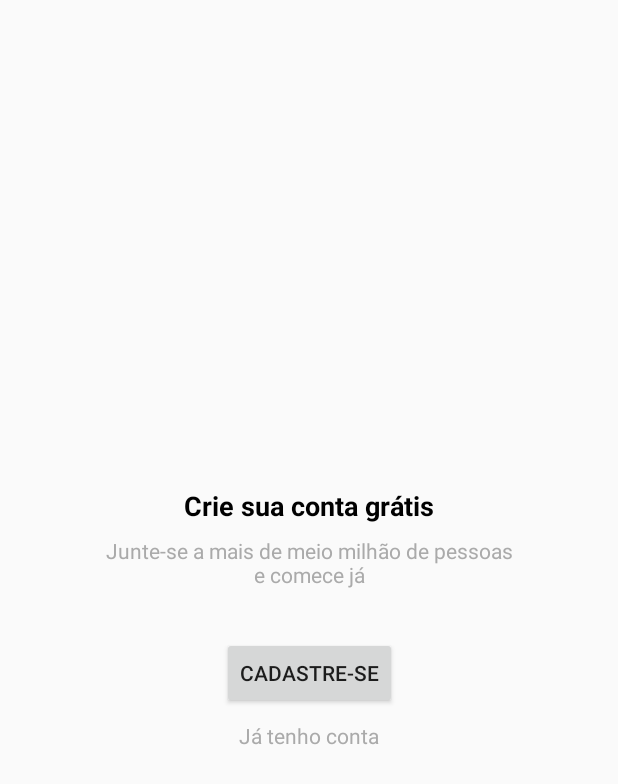
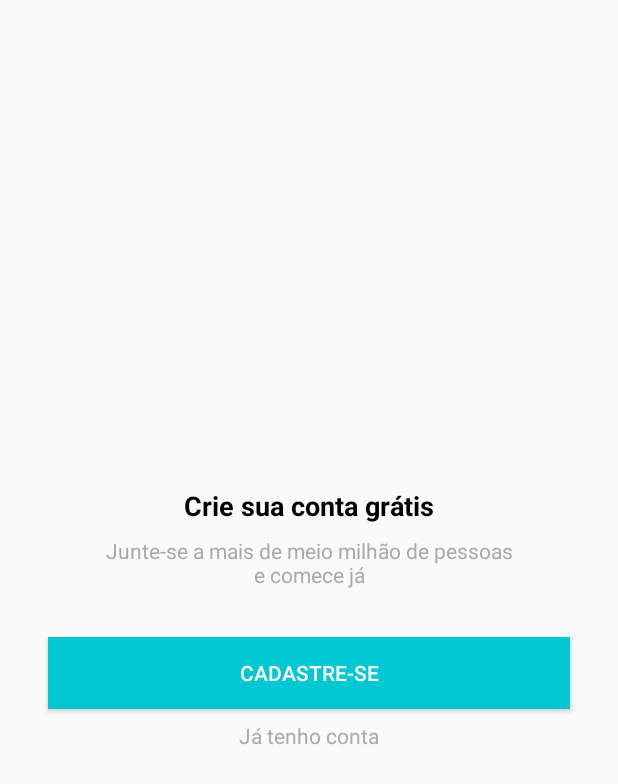
Before and after one commit to juniormargalho/organizze, an Android app: the layout intro_cadastro.xml on its own in the app's theme, with its tools: preview values and no code run, on a phone screen of 412 x 824 dp. Shown: the top 784 px of the screen. Run offline under Robolectric (Android 15) with nearby library versions, the phone set to English and light mode, and no system bars.

```diff
--- a/app/src/main/res/layout/activity_cadastro.xml
+++ b/app/src/main/res/layout/activity_cadastro.xml
@@ -85,7 +85,9 @@
         android:layout_marginTop="16dp"
         android:layout_marginEnd="32dp"
         android:layout_marginRight="32dp"
+        android:background="@color/colorPrimary"
         android:text="Cadastrar"
+        android:textColor="@android:color/white"
         app:layout_constraintBottom_toTopOf="@+id/textView7"
         app:layout_constraintEnd_toEndOf="parent"
         app:layout_constraintStart_toStartOf="parent"
--- a/app/src/main/res/layout/activity_login.xml
+++ b/app/src/main/res/layout/activity_login.xml
@@ -66,7 +66,9 @@
         android:layout_marginTop="16dp"
         android:layout_marginEnd="32dp"
         android:layout_marginRight="32dp"
+        android:background="@color/colorPrimary"
         android:text="Entrar"
+        android:textColor="@android:color/white"
         app:layout_constraintBottom_toBottomOf="parent"
         app:layout_constraintEnd_toEndOf="parent"
         app:layout_constraintStart_toStartOf="parent"
--- a/app/src/main/res/layout/intro_cadastro.xml
+++ b/app/src/main/res/layout/intro_cadastro.xml
@@ -34,12 +34,18 @@
 
     <Button
         android:id="@+id/button"
-        android:layout_width="wrap_content"
+        android:layout_width="0dp"
         android:layout_height="wrap_content"
+        android:layout_marginStart="32dp"
+        android:layout_marginLeft="32dp"
         android:layout_marginTop="32dp"
+        android:layout_marginEnd="32dp"
+        android:layout_marginRight="32dp"
         android:layout_marginBottom="8dp"
+        android:background="@color/colorPrimary"
         android:onClick="btCadastrar"
         android:text="Cadastre-se"
+        android:textColor="@android:color/white"
         app:layout_constraintBottom_toTopOf="@+id/textView5"
         app:layout_constraintEnd_toEndOf="parent"
         app:layout_constraintStart_toStartOf="parent"
--- a/app/src/main/res/values/colors.xml
+++ b/app/src/main/res/values/colors.xml
@@ -1,6 +1,6 @@
 <?xml version="1.0" encoding="utf-8"?>
 <resources>
-    <color name="colorPrimary">#008577</color>
-    <color name="colorPrimaryDark">#00574B</color>
-    <color name="colorAccent">#D81B60</color>
+    <color name="colorPrimary">#01C7D2</color>
+    <color name="colorPrimaryDark">#00B2BC</color>
+    <color name="colorAccent">#FF706A</color>
 </resources>
```
